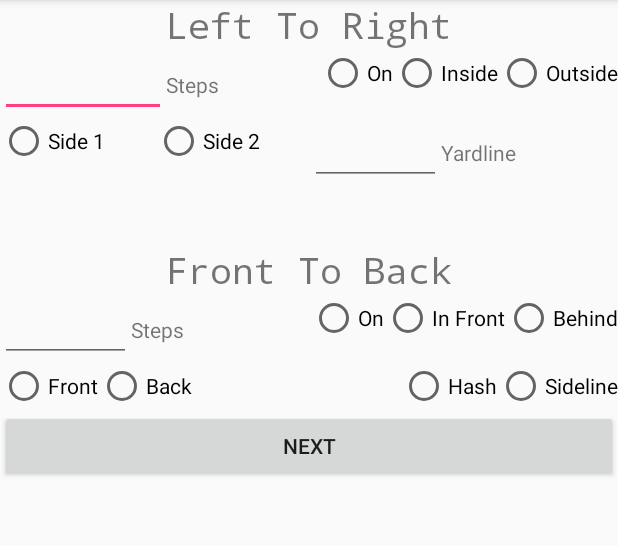
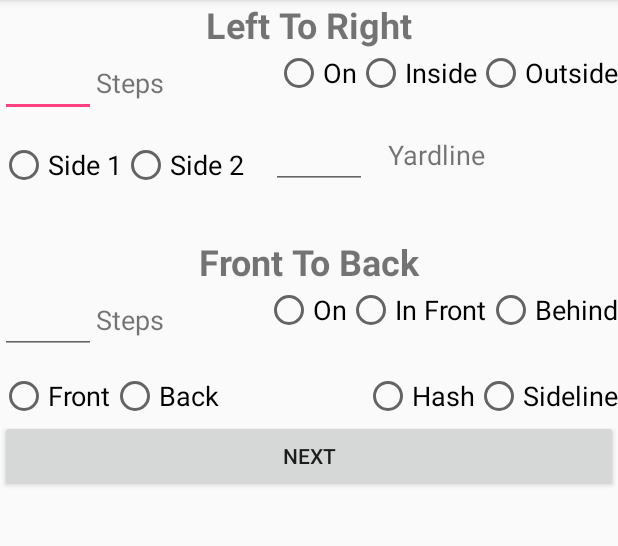
Before and after one commit to youdoof/MarchingBuddy, an Android app: the screen it shows after launch (MainActivity), on a phone screen of 412 x 824 dp, the part 84-630 px from its top. Run offline under Robolectric (Android 15) with nearby library versions, the phone set to English and light mode, and no system bars.

Commit message:
Relative Layout Conversion
Converted start_fragment and end_fragment to Relative Layout. Should be much better in the long run.

```diff
--- a/app/src/main/res/layout/start_fragment.xml
+++ b/app/src/main/res/layout/start_fragment.xml
@@ -1,83 +1,86 @@
 <?xml version="1.0" encoding="utf-8"?>
-<LinearLayout xmlns:android="http://schemas.android.com/apk/res/android"
+<RelativeLayout xmlns:android="http://schemas.android.com/apk/res/android"
     xmlns:tools="http://schemas.android.com/tools"
-    android:id="@+id/start_fragment"
     android:layout_width="match_parent"
     android:layout_height="match_parent"
     android:orientation="vertical"
-    tools:context="edu.truman.amb1664.marchingbuddy.StartFragment">
+    tools:context=".StartFragment">
 
     <TextView
         android:id="@+id/textLeftToRight"
         android:layout_width="match_parent"
         android:layout_height="wrap_content"
-        android:gravity="center"
+        android:layout_alignParentLeft="true"
+        android:layout_alignParentStart="true"
+        android:layout_alignParentTop="true"
+        android:layout_centerInParent="false"
         android:text="@string/left_to_right"
+        android:textAlignment="center"
         android:textSize="24sp"
-        android:typeface="monospace" />
-
-    <LinearLayout
-        android:layout_width="match_parent"
-        android:layout_height="wrap_content"
-        android:orientation="vertical">
-
-        <LinearLayout
-            android:layout_width="match_parent"
-            android:layout_height="match_parent"
-            android:orientation="horizontal">
+        android:textStyle="bold" />
 
     <EditText
         android:id="@+id/editStepsLR"
         android:layout_width="wrap_content"
         android:layout_height="wrap_content"
-                android:layout_weight="0.80"
-                android:inputType="number|numberDecimal" />
+        android:layout_alignParentLeft="true"
+        android:layout_alignParentStart="true"
+        android:layout_below="@+id/textLeftToRight"
+        android:ems="3"
+        android:inputType="numberDecimal"
+        android:textSize="18sp" />
 
     <TextView
         android:id="@+id/textStepsFB"
         android:layout_width="wrap_content"
         android:layout_height="wrap_content"
-                android:layout_weight="0.59"
-                android:text="@string/steps" />
+        android:layout_alignBaseline="@+id/editStepsLR"
+        android:layout_alignBottom="@+id/editStepsLR"
+        android:layout_toEndOf="@+id/editStepsLR"
+        android:layout_toRightOf="@+id/editStepsLR"
+        android:text="@string/steps"
+        android:textSize="18sp" />
 
     <RadioGroup
+        android:id="@+id/radioGroupOnInOut"
         android:layout_width="wrap_content"
         android:layout_height="wrap_content"
+        android:layout_above="@+id/radioGroupSides"
+        android:layout_alignParentEnd="true"
+        android:layout_alignParentRight="true"
+        android:layout_below="@+id/textLeftToRight"
         android:orientation="horizontal">
 
         <RadioButton
             android:id="@+id/radioOn"
             android:layout_width="wrap_content"
             android:layout_height="wrap_content"
-                    android:layout_weight="1"
-                    android:text="@string/on" />
+            android:text="@string/on"
+            android:textSize="18sp" />
 
         <RadioButton
             android:id="@+id/radioInside"
             android:layout_width="wrap_content"
             android:layout_height="wrap_content"
-                    android:layout_weight="1"
-                    android:text="@string/inside" />
+            android:text="@string/inside"
+            android:textSize="18sp" />
 
         <RadioButton
             android:id="@+id/radioOutside"
             android:layout_width="wrap_content"
             android:layout_height="wrap_content"
-                    android:layout_weight="1"
-                    android:text="@string/outside" />
+            android:text="@string/outside"
+            android:textSize="18sp" />
     </RadioGroup>
 
-        </LinearLayout>
-
-        <LinearLayout
-            android:layout_width="match_parent"
-            android:layout_height="match_parent"
-            android:orientation="horizontal">
-
     <RadioGroup
+        android:id="@+id/radioGroupSides"
         android:layout_width="wrap_content"
         android:layout_height="wrap_content"
-                android:layout_weight="1"
+        android:layout_alignParentLeft="true"
+        android:layout_alignParentStart="true"
+        android:layout_below="@+id/editStepsLR"
+        android:layout_marginTop="16dp"
         android:orientation="horizontal">
 
         <RadioButton
@@ -85,78 +88,93 @@
             android:layout_width="wrap_content"
             android:layout_height="wrap_content"
             android:layout_weight="1"
-                    android:text="@string/side_1" />
+            android:text="@string/side_1"
+            android:textSize="18sp" />
 
         <RadioButton
             android:id="@+id/radioSide2"
             android:layout_width="wrap_content"
             android:layout_height="wrap_content"
             android:layout_weight="1"
-                    android:text="@string/side_2" />
+            android:text="@string/side_2"
+            android:textSize="18sp" />
     </RadioGroup>
 
     <EditText
         android:id="@+id/editYardline"
         android:layout_width="wrap_content"
         android:layout_height="wrap_content"
-                android:layout_weight="1"
-                android:inputType="number" />
+        android:layout_alignBottom="@+id/radioGroupSides"
+        android:layout_marginLeft="18dp"
+        android:layout_marginStart="18dp"
+        android:layout_toEndOf="@+id/radioGroupSides"
+        android:layout_toRightOf="@+id/radioGroupSides"
+        android:ems="3"
+        android:inputType="number"
+        android:textSize="18sp" />
 
     <TextView
         android:id="@+id/textYardline"
         android:layout_width="wrap_content"
         android:layout_height="wrap_content"
-                android:layout_weight="1"
-                android:text="@string/yardline" />
-
-        </LinearLayout>
-
-    </LinearLayout>
+        android:layout_alignBaseline="@+id/editYardline"
+        android:layout_alignBottom="@+id/editYardline"
+        android:layout_marginLeft="14dp"
+        android:layout_marginStart="14dp"
+        android:layout_toEndOf="@+id/editYardline"
+        android:layout_toRightOf="@+id/editYardline"
+        android:text="@string/yardline"
+        android:textSize="18sp" />
 
     <Space
+        android:id="@+id/space"
         android:layout_width="match_parent"
-        android:layout_height="40dp" />
+        android:layout_height="wrap_content"
+        android:layout_below="@+id/editYardline"
+        android:layout_centerHorizontal="true"
+        android:layout_marginTop="32dp" />
 
     <TextView
         android:id="@+id/textFrontToBack"
         android:layout_width="match_parent"
         android:layout_height="wrap_content"
+        android:layout_alignParentLeft="true"
+        android:layout_alignParentStart="true"
+        android:layout_alignTop="@+id/space"
         android:gravity="center"
         android:text="@string/front_to_back"
         android:textSize="24sp"
-        android:typeface="monospace" />
-
-    <LinearLayout
-        android:layout_width="match_parent"
-        android:layout_height="wrap_content"
-        android:orientation="vertical">
-
-        <LinearLayout
-            android:layout_width="match_parent"
-            android:layout_height="match_parent"
-            android:orientation="horizontal">
+        android:textStyle="bold" />
 
     <EditText
         android:id="@+id/editStepsFB"
         android:layout_width="wrap_content"
         android:layout_height="wrap_content"
-                android:layout_weight="0.8"
+        android:layout_alignParentLeft="true"
+        android:layout_alignParentStart="true"
+        android:layout_below="@+id/textFrontToBack"
+        android:ems="3"
         android:inputType="numberDecimal" />
 
     <TextView
         android:id="@+id/textStepsLR"
         android:layout_width="wrap_content"
         android:layout_height="wrap_content"
-                android:text="@string/steps" />
-
-            <Space
-                android:layout_width="0dp"
-                android:layout_height="wrap_content"
-                android:layout_weight="1" />
+        android:layout_alignBaseline="@+id/editStepsFB"
+        android:layout_alignBottom="@+id/editStepsFB"
+        android:layout_toEndOf="@+id/editStepsFB"
+        android:layout_toRightOf="@+id/editStepsFB"
+        android:text="@string/steps"
+        android:textSize="18sp" />
 
     <RadioGroup
+        android:id="@+id/radioGroupOnFrontBehind"
         android:layout_width="wrap_content"
-                android:layout_height="match_parent"
+        android:layout_height="wrap_content"
+        android:layout_alignBottom="@+id/editStepsFB"
+        android:layout_alignParentEnd="true"
+        android:layout_alignParentRight="true"
+        android:layout_below="@+id/textFrontToBack"
         android:orientation="horizontal">
 
         <RadioButton
@@ -164,55 +182,58 @@
             android:layout_width="wrap_content"
             android:layout_height="wrap_content"
             android:layout_weight="1"
-                    android:text="@string/on" />
+            android:text="@string/on"
+            android:textSize="18sp" />
 
         <RadioButton
             android:id="@+id/radioInFront"
             android:layout_width="wrap_content"
             android:layout_height="wrap_content"
             android:layout_weight="1"
-                    android:text="@string/in_front" />
+            android:text="@string/in_front"
+            android:textSize="18sp" />
 
         <RadioButton
             android:id="@+id/radioBehind"
             android:layout_width="wrap_content"
             android:layout_height="wrap_content"
             android:layout_weight="1"
-                    android:text="@string/behind" />
+            android:text="@string/behind"
+            android:textSize="18sp" />
     </RadioGroup>
-        </LinearLayout>
-
-        <LinearLayout
-            android:layout_width="match_parent"
-            android:layout_height="match_parent"
-            android:orientation="horizontal">
 
     <RadioGroup
+        android:id="@+id/radioGroupFrontBack"
         android:layout_width="wrap_content"
         android:layout_height="wrap_content"
+        android:layout_alignParentLeft="true"
+        android:layout_alignParentStart="true"
+        android:layout_below="@+id/editStepsFB"
+        android:layout_marginTop="12dp"
         android:orientation="horizontal">
 
         <RadioButton
             android:id="@+id/radioFront"
             android:layout_width="wrap_content"
             android:layout_height="wrap_content"
-                    android:text="@string/front" />
+            android:text="@string/front"
+            android:textSize="18sp" />
 
         <RadioButton
             android:id="@+id/radioBack"
             android:layout_width="wrap_content"
             android:layout_height="wrap_content"
-                    android:text="@string/back" />
+            android:text="@string/back"
+            android:textSize="18sp" />
     </RadioGroup>
 
-            <Space
-                android:layout_width="0dp"
-                android:layout_height="wrap_content"
-                android:layout_weight="1" />
-
     <RadioGroup
+        android:id="@+id/radioGroupHashSideline"
         android:layout_width="wrap_content"
         android:layout_height="wrap_content"
+        android:layout_alignParentEnd="true"
+        android:layout_alignParentRight="true"
+        android:layout_alignTop="@+id/radioGroupFrontBack"
         android:orientation="horizontal">
 
         <RadioButton
@@ -220,24 +241,26 @@
             android:layout_width="wrap_content"
             android:layout_height="wrap_content"
             android:layout_weight="1"
-                    android:text="@string/hash" />
+            android:text="@string/hash"
+            android:textSize="18sp" />
 
         <RadioButton
             android:id="@+id/radioSideline"
             android:layout_width="wrap_content"
             android:layout_height="wrap_content"
             android:layout_weight="1"
-                    android:text="@string/sideline" />
+            android:text="@string/sideline"
+            android:textSize="18sp" />
     </RadioGroup>
-        </LinearLayout>
-    </LinearLayout>
 
     <Button
         android:id="@+id/buttonPart1"
         android:layout_width="match_parent"
         android:layout_height="wrap_content"
+        android:layout_alignParentLeft="true"
+        android:layout_alignParentStart="true"
+        android:layout_below="@+id/radioGroupFrontBack"
         android:layout_gravity="bottom"
         android:text="@string/next" />
 
-
-</LinearLayout>
+</RelativeLayout>
```
Also changed, not shown: app/src/main/AndroidManifest.xml (+5 -2 lines), app/src/main/res/layout/end_fragment.xml (+108 -86 lines). Lines whose indentation alone changed are shown as unchanged.
